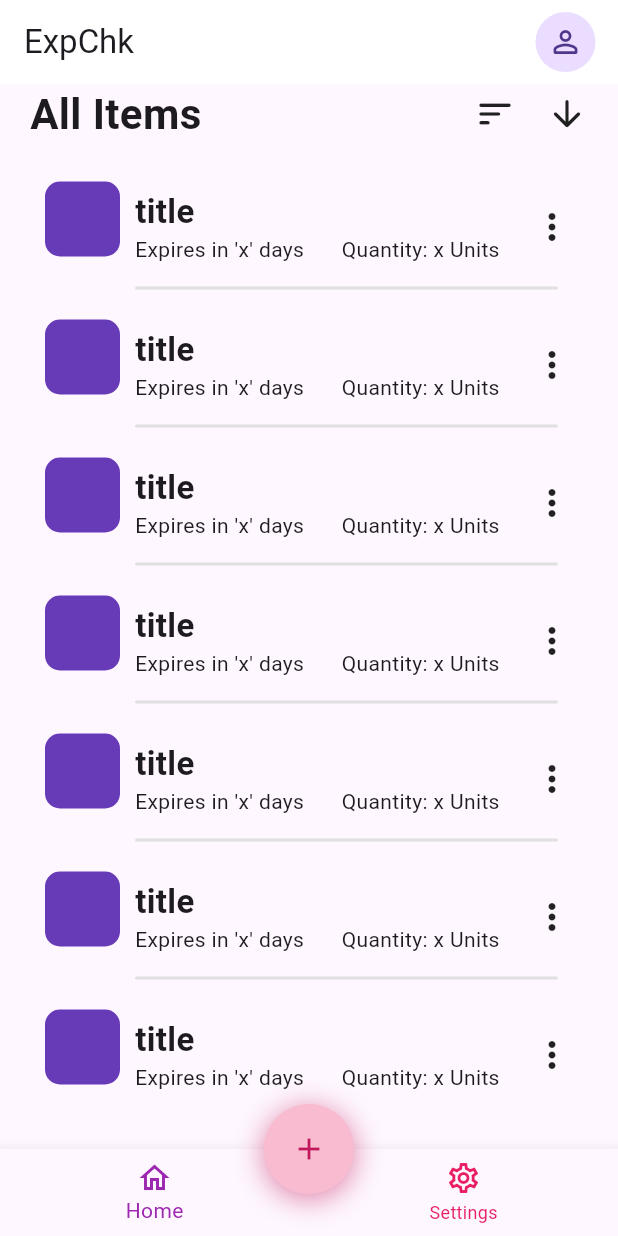
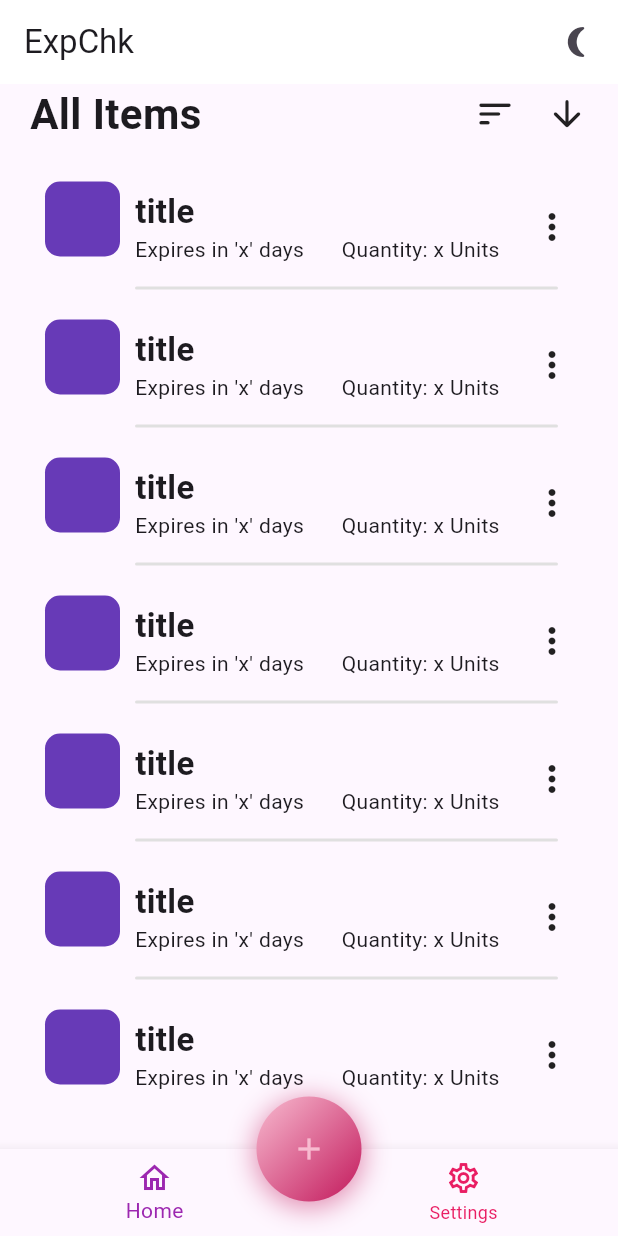
Before and after one commit to s-maurya00/Exp-Chk, a Flutter app: the screen it shows after launch, on a phone screen of 412 x 824 dp. Run offline on Flutter 3.47's test engine with Material 2 defaults, Android fonts, the phone set to English and light mode, and no system bars; our stand-ins replace get, get_storage.

Commit message:
feat: beautified home_screen feat: added placeholder for add_item_screen

```diff
--- a/lib/app/pages/home_page.dart
+++ b/lib/app/pages/home_page.dart
@@ -1,3 +1,5 @@
+import 'package:expchk/app/common/services/theme_services.dart';
+import 'package:expchk/app/pages/add_item_page.dart';
 import 'package:expchk/app/pages/home.dart';
 import 'package:flutter/material.dart';
 
@@ -18,45 +20,67 @@ class _HomePageState extends State<HomePage> {
   final navScreens = [
     const Home(),
     const Settings(),
+    const AddItem(),
   ];
 
   bool isAscendSort = true;
   int currScreenIndx = 0;
+  bool isOnAddPage = false;
 
   @override
   Widget build(BuildContext context) {
     return Scaffold(
       appBar: _appBar(),
+      floatingActionButtonLocation: FloatingActionButtonLocation.centerDocked,
       floatingActionButton: GestureDetector(
         onTap: () {
-          // Get.to(const AddItems());
-          print("add tapped");
+          setState(
+            () {
+              isOnAddPage = true;
+            },
+          );
         },
         child: Container(
-          height: 60,
-          width: 60,
+          height: 70,
+          width: 70,
           decoration: BoxDecoration(
-            color: primaryClrLight,
+            gradient: LinearGradient(
+              colors: [
+                isOnAddPage
+                    ? (Get.isDarkMode ? secondaryClrDark : secondaryClrLight)
+                    : (Get.isDarkMode ? primaryClrDark : primaryClrLight),
+                isOnAddPage
+                    ? (Get.isDarkMode ? secondaryClrLight : secondaryClrDark)
+                    : (Get.isDarkMode ? primaryClrLight : primaryClrDark),
+              ],
+              begin: Alignment.topLeft,
+              end: Alignment.bottomRight,
+            ),
             borderRadius: BorderRadius.circular(50),
             boxShadow: [
               BoxShadow(
-                color: primaryClrDark.withOpacity(0.5),
+                color: isOnAddPage
+                    ? (Get.isDarkMode
+                        ? secondaryClr.withOpacity(0.5)
+                        : secondaryClrDark.withOpacity(0.5))
+                    : (Get.isDarkMode
+                        ? primaryClr.withOpacity(0.5)
+                        : primaryClrDark.withOpacity(0.5)),
                 spreadRadius: 1,
                 blurRadius: 15,
                 offset: const Offset(0, 3),
               ),
             ],
           ),
-          child: const Icon(
+          child: Icon(
             Icons.add,
-            color: primaryClrDark,
+            color: isOnAddPage ? secondaryClrLight : primaryClrLight,
           ),
         ),
       ),
-      floatingActionButtonLocation: FloatingActionButtonLocation.centerDocked,
       bottomNavigationBar: BottomNavigationBar(
         unselectedItemColor: primaryClr,
-        selectedItemColor: secondaryClr,
+        selectedItemColor: isOnAddPage ? primaryClr : secondaryClr,
         items: const [
           BottomNavigationBarItem(
             icon: Icon(
@@ -75,11 +99,13 @@ class _HomePageState extends State<HomePage> {
           setState(
             () {
               currScreenIndx = index;
+              isOnAddPage = false;
             },
           );
         },
+        currentIndex: currScreenIndx,
       ),
-      body: navScreens[currScreenIndx],
+      body: navScreens[isOnAddPage == false ? currScreenIndx : 2],
     );
   }
 
@@ -89,19 +115,18 @@ class _HomePageState extends State<HomePage> {
         "ExpChk",
       ),
       scrolledUnderElevation: 0,
+      backgroundColor: context.theme.appBarTheme.backgroundColor,
       actions: [
         GestureDetector(
-          child: const CircleAvatar(
-            child: Icon(
-              Icons.person_outline_rounded,
-            ),
-          ),
+          child: Get.isDarkMode
+              ? const Icon(
+                  Icons.wb_sunny_outlined,
+                )
+              : const Icon(
+                  Icons.nightlight_round_rounded,
+                ),
           onTap: () {
-            // Get.to(
-            //   () => const Settings(),
-            //   transition: Transition.zoom,
-            // );
-            print("Profile");
+            ThemeController().switchTheme();
           },
         ),
         const SizedBox(
```
Also changed, not shown: lib/app/pages/add_item_page.dart (added, +17 -0 lines), lib/app/pages/settings.dart (+21 -24 lines).
